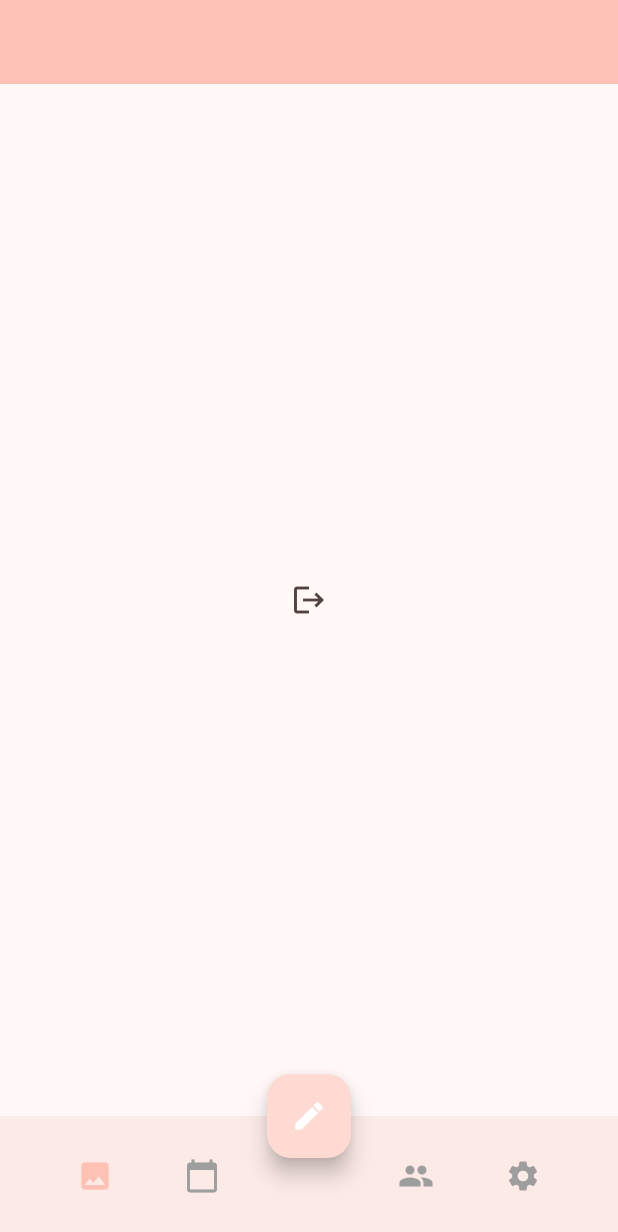
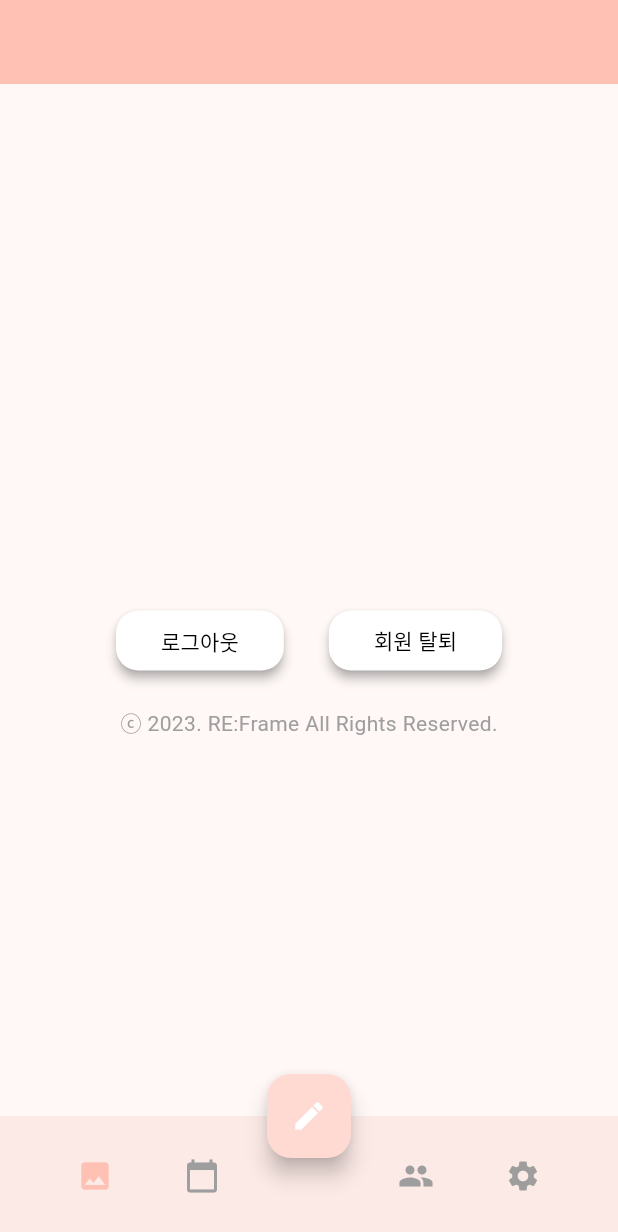
Before and after one commit to 22nd-Hoondong/Re-Frame, a Flutter app: the screen it shows once a user with an empty profile is signed in, swiped to page 5, on a phone screen of 412 x 824 dp. Shown: the top 1232 px of the screen. Run offline on Flutter 3.47's test engine with Material 3 defaults, Android fonts, the phone set to English and light mode, and no system bars; our stand-ins replace cloud_firestore, firebase_auth, firebase_core, firebase_storage, google_sign_in, image_picker and 2 more; accounts and stored records are empty; generated files the repository leaves out were written again; Roboto replaces fonts that are missing (GowunDodum).

Commit message:
#45: Setting&Login page

```diff
--- a/lib/Pages/login.dart
+++ b/lib/Pages/login.dart
@@ -28,17 +28,18 @@ class _LoginPageState extends State<LoginPage> with MyHomePageStateMixin {
             child: Column(
               mainAxisAlignment: MainAxisAlignment.center,
               children: [
-                SizedBox(height: 100,),
                 Image.asset('images/Re-Frame_Logo.png',
                     width: 300,
                     height: 300,
                 ),
-                SizedBox(height: 30,),
+                SizedBox(height: 60,),
                 GestureDetector(
                   onTap: () {
                     signInWithGoogle();
                   },
-                  child: Image.asset('images/sign_in_button.png'),
+                  child: Image.asset('images/android_neutral_sq_SI@2x.png',
+                    width: 250,
+                  ),
                 ),
               ],
             ),
--- a/lib/Pages/setting.dart
+++ b/lib/Pages/setting.dart
@@ -1,3 +1,4 @@
+import 'package:cloud_firestore/cloud_firestore.dart';
 import 'package:firebase_auth/firebase_auth.dart';
 import 'package:google_sign_in/google_sign_in.dart';
 import 'package:flutter/material.dart';
@@ -35,13 +36,53 @@ class _SettingState extends State<Setting> with AutomaticKeepAliveClientMixin, M
 
   @override
   Widget build(BuildContext context) {
-    return Row(
+    return Column(
       mainAxisAlignment: MainAxisAlignment.center,
       children: [
-        Text('${loggedUser!.displayName}', style: TextStyle(fontSize: 30, color: Colors.black,)),
-        IconButton(onPressed: (){
-          signOutGoogle();
-        }, icon: const Icon(Icons.logout)),
+        Container(
+            child: Text('${loggedUser!.displayName}', style: TextStyle(fontSize: 30, color: Colors.black,))
+        ),
+        SizedBox(height: 10,),
+        Container(
+            child: Text('${loggedUser!.email}', style: TextStyle(fontSize: 15, color: Colors.black,))
+        ),
+        SizedBox(height: 20,),
+        Row(
+          mainAxisAlignment: MainAxisAlignment.center,
+          children: [
+            OutlinedButton(onPressed: (){
+              signOutGoogle();
+            }, child: const Text('로그아웃'),
+            style: OutlinedButton.styleFrom(
+              primary: Colors.black,
+              backgroundColor: Colors.white,
+              shadowColor: Colors.grey,
+              elevation: 3,
+              side: BorderSide(color: Colors.transparent),
+              padding: EdgeInsets.symmetric(horizontal: 30),
+              shape: const RoundedRectangleBorder(
+                borderRadius: BorderRadius.all(Radius.circular(15)),
+              ),
+            )),
+            SizedBox(width: 30,),
+            OutlinedButton(onPressed: (){
+              deleteAccount();
+            }, child: const Text('회원 탈퇴'),
+                style: OutlinedButton.styleFrom(
+                  primary: Colors.black,
+                  backgroundColor: Colors.white,
+                  shadowColor: Colors.grey,
+                  elevation: 3,
+                  side: BorderSide(color: Colors.transparent),
+                  padding: EdgeInsets.symmetric(horizontal: 30),
+                  shape: const RoundedRectangleBorder(
+                    borderRadius: BorderRadius.all(Radius.circular(15)),
+                  ),
+                )),
+          ],
+        ),
+        SizedBox(height: 20,),
+        Text('ⓒ 2023. RE:Frame All Rights Reserved.', style: TextStyle(color: Colors.grey,)),
       ],
     );
   }
@@ -52,6 +93,13 @@ class _SettingState extends State<Setting> with AutomaticKeepAliveClientMixin, M
     Navigator.of(context).pushAndRemoveUntil(MaterialPageRoute(builder: (context) => LoginPage()),(route) => false);
   }
 
+  Future<void> deleteAccount() async {
+    CollectionReference users = FirebaseFirestore.instance.collection('users');
+    users.doc(loggedUser!.uid).delete();
+    loggedUser?.delete();
+    await signOutGoogle();
+  }
+
   @override
   void onPageVisible() {
     MyHomePage.of(context)?.params = AppBarParams();
```
Also changed, not shown: images/android_neutral_sq_SI@2x.png (added), images/ios_neutral_sq_SI@2x.png (added), images/sign_in_button.png (deleted), images/web_neutral_sq_SI@2x.png (added).
